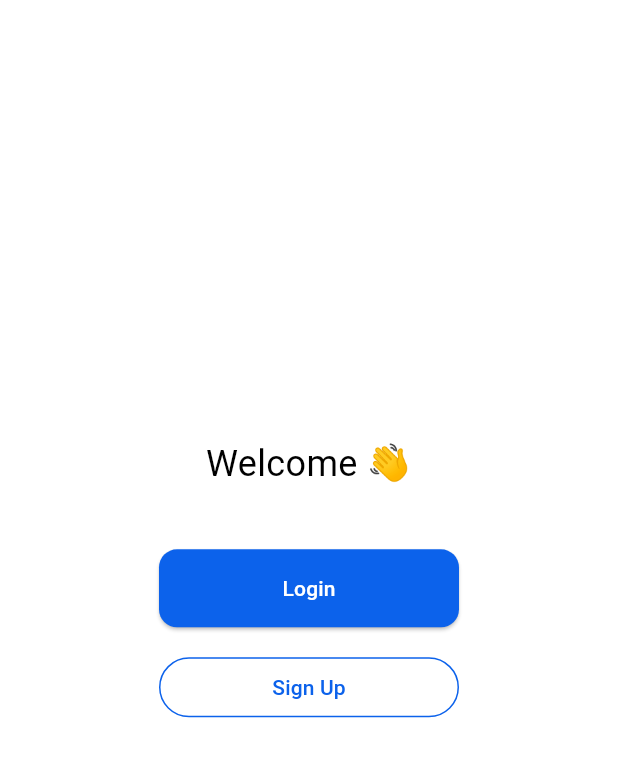
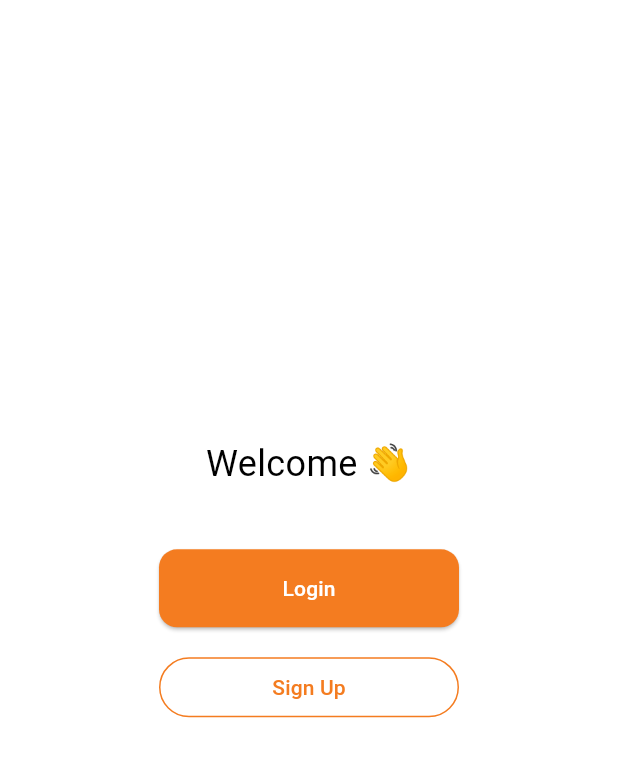
Before and after one commit to rtamb0/incanteen, a Flutter app: the screen it shows after launch, on a phone screen of 412 x 824 dp, the part 99-876 px from its top. Run offline on Flutter 3.47's test engine with Material 3 defaults, Android fonts, the phone set to English and light mode, and no system bars; our stand-ins replace cloud_firestore, dio, firebase_auth, firebase_core, firebase_messaging, shared_preferences; missing offline and left inert: dart_jsonwebtoken; accounts and stored records are empty.

Commit message:
Change app colour to orange

```diff
--- a/lib/constants/style/style_constants.dart
+++ b/lib/constants/style/style_constants.dart
@@ -3,6 +3,6 @@ import 'package:flutter/material.dart';
 class StyleConstants {
   // Filled with example constants
   static const Color scaffoldBackgroundColor = Colors.white;
-  static const Color colorOfApp = Color.fromRGBO(12, 98, 235, 1);
+  static const Color colorOfApp = Color.fromRGBO(244, 124, 32, 1);
   static const Color colorTitle = Colors.black;
 }
```
